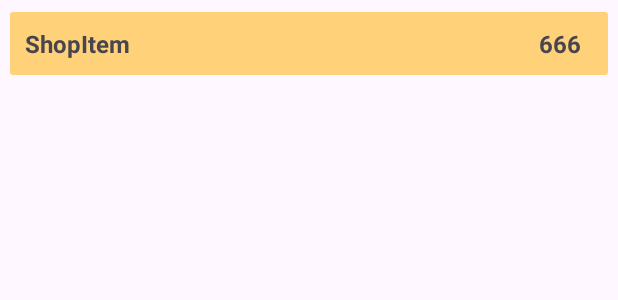
After one commit to Dipizi/ShopList, an Android app: the layout inactive_shop_item.xml on its own in the app's theme, with its tools: preview values and no code run, on a phone screen of 412 x 824 dp. The commit adds this screen. Shown: the top 300 px of the screen. Run offline under Robolectric (Android 15) with nearby library versions, the phone set to English and light mode, and no system bars.

Commit message:
add recyclerView in Presentation layer for MainActivity

```diff
--- a/app/src/main/AndroidManifest.xml
+++ b/app/src/main/AndroidManifest.xml
@@ -13,7 +13,7 @@
         android:theme="@style/Theme.ShopList"
         tools:targetApi="31">
         <activity
-            android:name=".presentation.MainActivity"
+            android:name=".presentation.MainActivity.MainActivity"
             android:exported="true">
             <intent-filter>
                 <action android:name="android.intent.action.MAIN" />
--- a/app/src/main/java/com/example/shoplist/presentation/MainViewModel.kt
+++ b/app/src/main/java/com/example/shoplist/presentation/MainActivity/MainViewModel.kt
@@ -1,7 +1,6 @@
-package com.example.shoplist.presentation
+package com.example.shoplist.presentation.MainActivity
 
 import androidx.lifecycle.LiveData
-import androidx.lifecycle.MutableLiveData
 import androidx.lifecycle.ViewModel
 import com.example.shoplist.data.ShopListRepositoryImpl
 import com.example.shoplist.domain.entities.ShopItem
@@ -19,7 +18,7 @@ class MainViewModel() : ViewModel() {
 
     val liveDataShopList: LiveData<List<ShopItem>> = getShopItemListUseCase.getShopItemList()
 
-    fun editShopItem(shopItem: ShopItem) {
+    fun editActiveStatusShopItem(shopItem: ShopItem) {
         val newItem = shopItem.copy(isEnabled = !shopItem.isEnabled)
         editShopItemListUseCase.editShopItem(newItem)
     }
--- /dev/null
+++ b/app/src/main/res/layout/inactive_shop_item.xml
@@ -0,0 +1,42 @@
+<?xml version="1.0" encoding="utf-8"?>
+<androidx.cardview.widget.CardView xmlns:android="http://schemas.android.com/apk/res/android"
+    xmlns:tools="http://schemas.android.com/tools"
+    android:layout_width="match_parent"
+    android:layout_height="wrap_content"
+    xmlns:app="http://schemas.android.com/apk/res-auto"
+    android:layout_margin="4dp"
+    app:cardElevation="1dp"
+    app:cardUseCompatPadding="true">
+
+    <LinearLayout
+        android:id="@+id/linearLayoutShopItem"
+        android:layout_width="match_parent"
+        android:layout_height="wrap_content"
+        android:orientation="horizontal"
+        android:gravity="center"
+        android:background="#A6FFBB33">
+
+        <TextView
+            android:padding="10dp"
+            android:id="@+id/textViewName"
+            android:layout_width="0dp"
+            android:layout_height="wrap_content"
+            android:textSize="16sp"
+            android:textStyle="bold"
+            android:layout_weight="1"
+            tools:text="ShopItem"/>
+
+        <TextView
+            android:padding="4dp"
+            android:layout_marginEnd="14dp"
+            android:gravity="end"
+            android:id="@+id/textViewCount"
+            android:layout_width="wrap_content"
+            android:layout_height="wrap_content"
+            android:textSize="16sp"
+            android:textStyle="bold"
+            tools:text="666"/>
+
+    </LinearLayout>
+
+</androidx.cardview.widget.CardView>
```
Also changed, not shown: app/src/main/java/com/example/shoplist/data/ShopListRepositoryImpl.kt (+4 -3 lines), app/src/main/java/com/example/shoplist/presentation/MainActivity.kt (deleted, +0 -22 lines), app/src/main/java/com/example/shoplist/presentation/MainActivity/MainActivity.kt (added, +63 -0 lines), app/src/main/java/com/example/shoplist/presentation/MainActivity/MainAdapter/ShopItemDiffUtil.kt (added, +14 -0 lines), app/src/main/java/com/example/shoplist/presentation/MainActivity/MainAdapter/ShopListAdapter.kt (added, +49 -0 lines), app/src/main/res/layout/active_shop_item.xml (added, +42 -0 lines), app/src/main/res/layout/activity_main.xml (+17 -5 lines).
